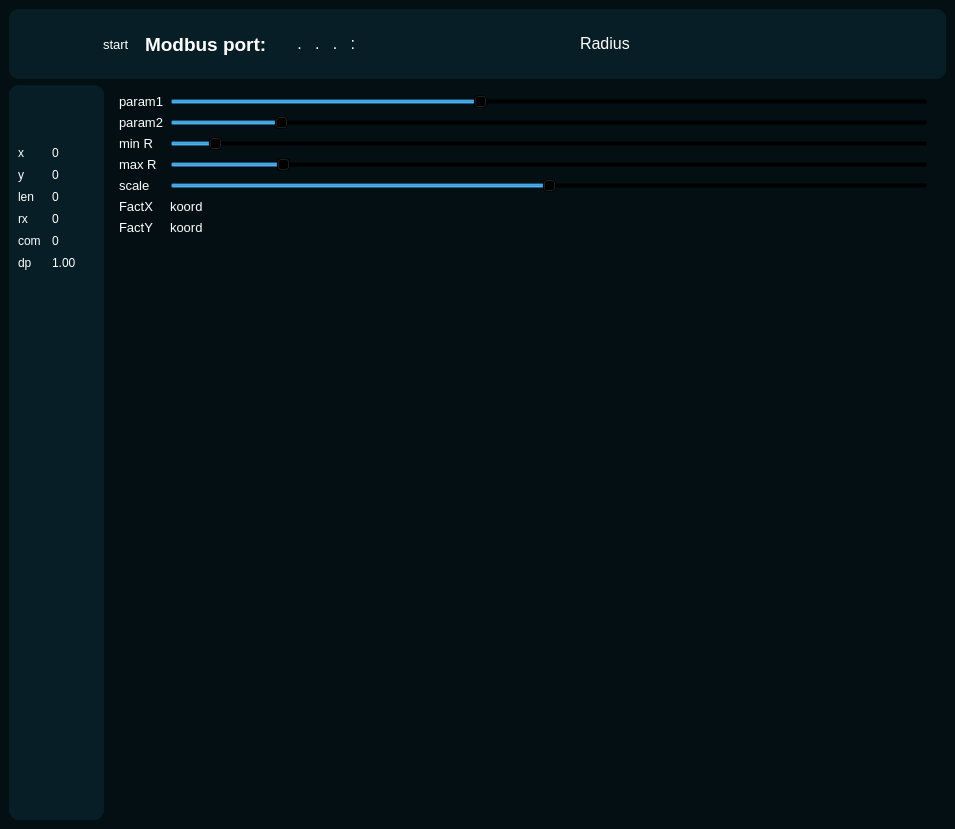
Kurmambet/PromR_App, file video_streaming.ui: the form before one commit.
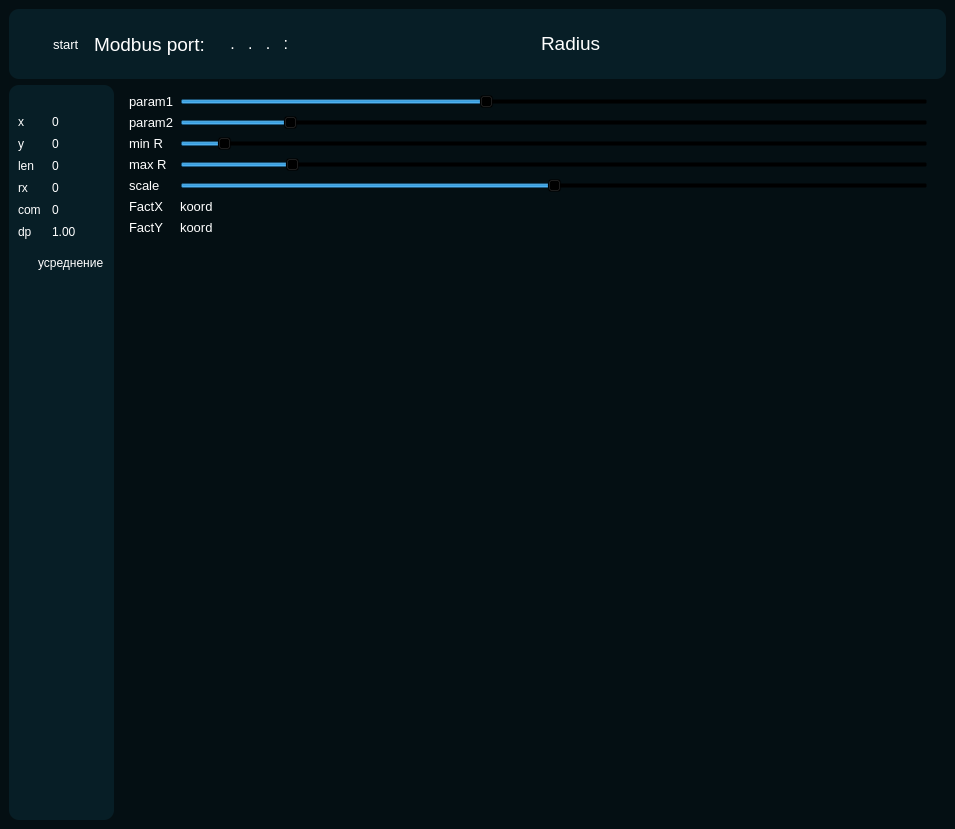
The form after the commit. Icons and pictures are not drawn.

What changed in the file:
```diff
--- a/video_streaming.ui
+++ b/video_streaming.ui
@@ -79,31 +79,6 @@
           <property name="leftMargin">
            <number>0</number>
           </property>
-          <item>
-           <widget class="QLabel" name="label">
-            <property name="minimumSize">
-             <size>
-              <width>45</width>
-              <height>45</height>
-             </size>
-            </property>
-            <property name="maximumSize">
-             <size>
-              <width>45</width>
-              <height>45</height>
-             </size>
-            </property>
-            <property name="text">
-             <string/>
-            </property>
-            <property name="pixmap">
-             <pixmap resource="../../QT_PRILOZENIYA/Video-Streaming-in-PyQt-using-OpenCV-master/Video-Streaming-in-PyQt-using-OpenCV-master/.venv/icons.qrc">:/icons/icons/video_streaming.png</pixmap>
-            </property>
-            <property name="scaledContents">
-             <bool>true</bool>
-            </property>
-           </widget>
-          </item>
          </layout>
         </widget>
        </item>
@@ -122,6 +97,24 @@
           <enum>QFrame::Raised</enum>
          </property>
          <layout class="QHBoxLayout" name="horizontalLayout_3">
+          <property name="spacing">
+           <number>1</number>
+          </property>
+          <property name="sizeConstraint">
+           <enum>QLayout::SetDefaultConstraint</enum>
+          </property>
+          <property name="leftMargin">
+           <number>0</number>
+          </property>
+          <property name="topMargin">
+           <number>11</number>
+          </property>
+          <property name="rightMargin">
+           <number>11</number>
+          </property>
+          <property name="bottomMargin">
+           <number>11</number>
+          </property>
           <item>
            <widget class="QRadioButton" name="radioButtonMODBUS_START">
             <property name="font">
@@ -143,6 +136,13 @@
             </property>
            </widget>
           </item>
+          <item>
+           <widget class="Line" name="line">
+            <property name="orientation">
+             <enum>Qt::Vertical</enum>
+            </property>
+           </widget>
+          </item>
           <item>
            <widget class="QFrame" name="frame_5">
             <property name="frameShape">
@@ -163,8 +163,8 @@
                <property name="font">
                 <font>
                  <pointsize>14</pointsize>
-                 <weight>75</weight>
-                 <bold>true</bold>
+                 <weight>50</weight>
+                 <bold>false</bold>
                 </font>
                </property>
                <property name="autoFillBackground">
@@ -197,7 +197,7 @@
            <widget class="QLabel" name="label_7">
             <property name="font">
              <font>
-              <pointsize>12</pointsize>
+              <pointsize>14</pointsize>
              </font>
             </property>
             <property name="text">
@@ -284,17 +284,11 @@
             <layout class="QVBoxLayout" name="verticalLayout_3">
              <item>
               <widget class="QPushButton" name="start_stop_btn">
-               <property name="minimumSize">
-                <size>
-                 <width>45</width>
-                 <height>45</height>
-                </size>
-               </property>
-               <property name="maximumSize">
-                <size>
-                 <width>50</width>
-                 <height>50</height>
-                </size>
+               <property name="sizePolicy">
+                <sizepolicy hsizetype="Minimum" vsizetype="Minimum">
+                 <horstretch>0</horstretch>
+                 <verstretch>0</verstretch>
+                </sizepolicy>
                </property>
                <property name="styleSheet">
                 <string notr="true"/>
@@ -424,6 +418,20 @@
                </item>
               </layout>
              </item>
+             <item>
+              <widget class="Line" name="line_2">
+               <property name="orientation">
+                <enum>Qt::Horizontal</enum>
+               </property>
+              </widget>
+             </item>
+             <item>
+              <widget class="QRadioButton" name="radioButton">
+               <property name="text">
+                <string>усреднение</string>
+               </property>
+              </widget>
+             </item>
             </layout>
            </widget>
           </item>
```
